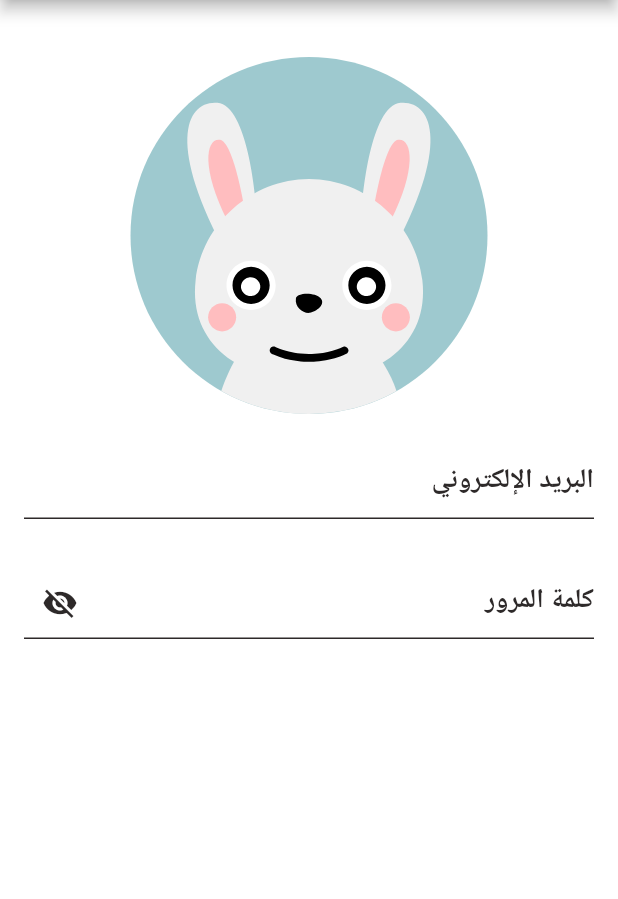
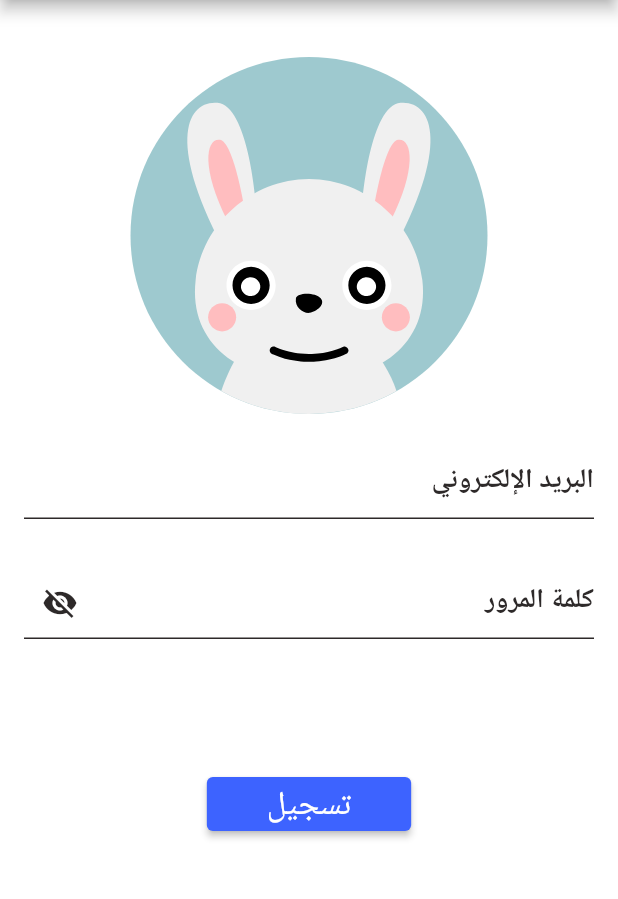
Before and after one commit to najeebaslan/Animation-Login, a Flutter app: the screen it shows after launch, on a phone screen of 412 x 824 dp, the part 84-983 px from its top. Run offline on Flutter 3.47's test engine with Material 2 defaults, Android fonts, the phone set to English and light mode, and no system bars; our stand-ins replace lottie.

Commit message:
add login button

```diff
--- a/lib/lottie_demo.dart
+++ b/lib/lottie_demo.dart
@@ -100,6 +100,20 @@ class _LottieDemoState extends State<LottieDemo> with TickerProviderStateMixin {
                 }
               },
             ),
+            Padding(
+              padding: const EdgeInsets.symmetric(vertical: 70),
+              child: ElevatedButton(
+                  style: ElevatedButton.styleFrom(
+                      primary: _backgroundColor,
+                      padding: const EdgeInsets.symmetric(horizontal: 40)),
+                  onPressed: () {
+                    _bunny.setTrackingState();
+                  },
+                  child: const Text(
+                    'تسجيل',
+                    style: TextStyle(fontSize: 22),
+                  )),
+            )
           ],
         ),
       ),
```
Also changed, not shown: lib/main.dart (line endings or trailing spaces).
